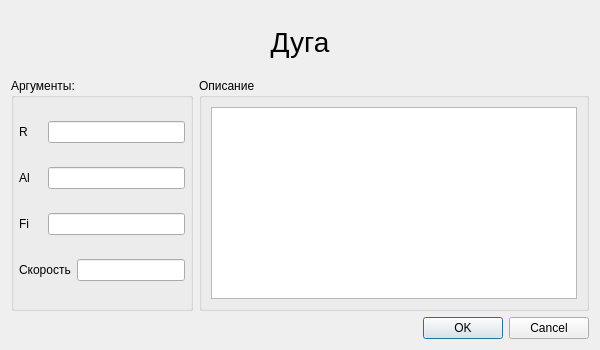
Qt form KAMEditor/gui/commands/arcdialog.ui (Xtail96/SML) before a commit.
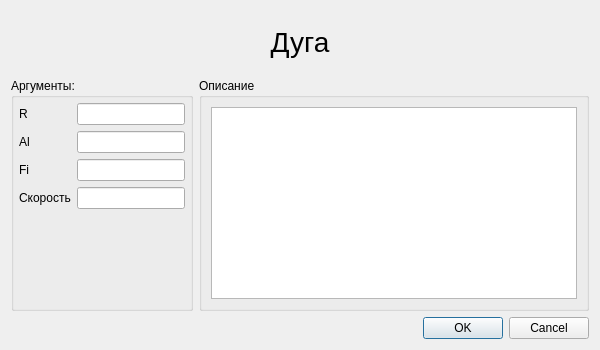
The same form after that commit.

```diff
--- a/KAMEditor/gui/commands/arcdialog.ui
+++ b/KAMEditor/gui/commands/arcdialog.ui
@@ -66,7 +66,7 @@
      <property name="title">
       <string>Аргументы:</string>
      </property>
-     <layout class="QGridLayout" name="gridLayout_3">
+     <layout class="QFormLayout" name="formLayout">
       <property name="leftMargin">
        <number>5</number>
       </property>
@@ -86,37 +86,37 @@
         </property>
        </widget>
       </item>
-      <item row="0" column="1" colspan="2">
+      <item row="0" column="1">
        <widget class="QLineEdit" name="arc_lineEdit_r"/>
       </item>
-      <item row="1" column="0">
+      <item row="2" column="0">
        <widget class="QLabel" name="arc_label_al">
         <property name="text">
          <string>Al</string>
         </property>
        </widget>
       </item>
-      <item row="1" column="1" colspan="2">
+      <item row="2" column="1">
        <widget class="QLineEdit" name="arc_lineEdit_al"/>
       </item>
-      <item row="2" column="0">
+      <item row="4" column="0">
        <widget class="QLabel" name="arc_label_fi">
         <property name="text">
          <string>Fi</string>
         </property>
        </widget>
       </item>
-      <item row="2" column="1" colspan="2">
+      <item row="4" column="1">
        <widget class="QLineEdit" name="arc_lineEdit_fi"/>
       </item>
-      <item row="3" column="0" colspan="2">
+      <item row="6" column="0">
        <widget class="QLabel" name="arc_label_velocity">
         <property name="text">
          <string>Скорость</string>
         </property>
        </widget>
       </item>
-      <item row="3" column="2">
+      <item row="6" column="1">
        <widget class="QLineEdit" name="arc_lineEdit_velocity"/>
       </item>
      </layout>
```
